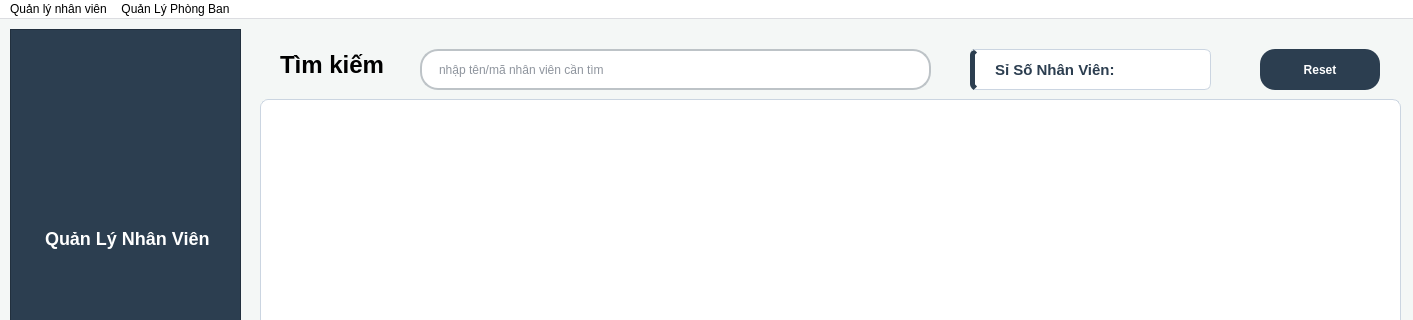
First picture: the form in src/mainwindow.ui, repository MinWooUy/QUAN_LY_NHAN_VIEN_CONG_TY, before the edit; both pictures show x 0 to 1413 and y 0 to 320 of the 1413 by 746 pixel window.
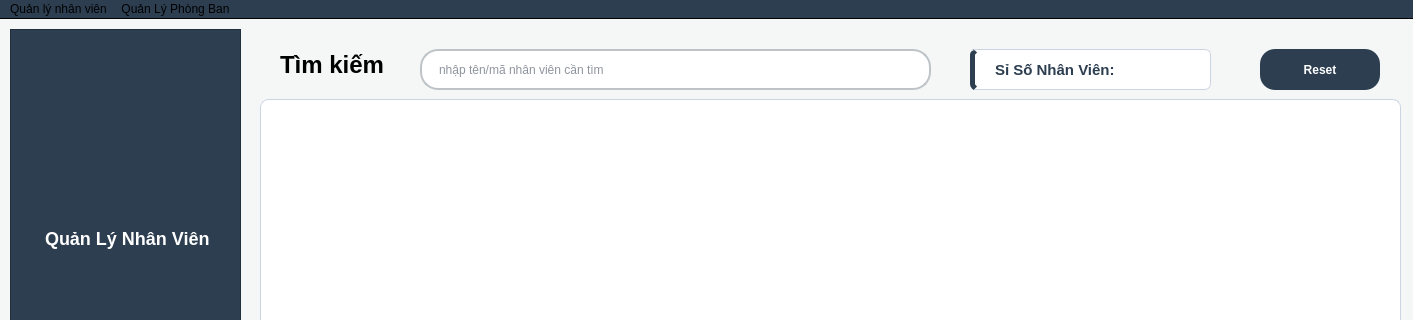
Second picture: the form after the edit.

Commit message: updaate tab chamcong, tab ngaylamviec

Patch:
```diff
--- a/src/mainwindow.ui
+++ b/src/mainwindow.ui
@@ -111,12 +111,12 @@
 
 /* 7. Menu bar (Thanh menu trên cùng) */
 QMenuBar {
-    background-color: #ffffff;
-    border-bottom: 1px solid #dcdde1;
+    background-color: #2c3e50;
+    border-bottom: 1px solid #000000;
 }
 
 QMenuBar::item:selected {
-    background-color: #f1f5f9;
+    background-color: #3498db;
 }
 
 /* 8. Thanh cuộn dọc (Scrollbar) */
```
The commit also changes 3 other files.
